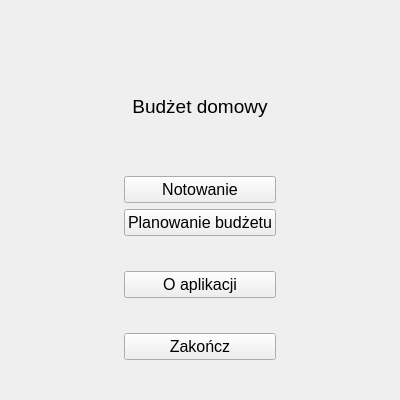
Qt form mainmenu.ui (Barto-Paja/GLMoney) before a commit.
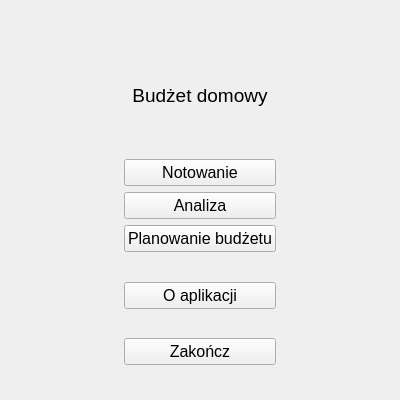
The same form after that commit. Icons and pictures are not drawn.

Patch:
```diff
--- a/mainmenu.ui
+++ b/mainmenu.ui
@@ -154,6 +154,18 @@
        </property>
       </widget>
      </item>
+     <item>
+      <widget class="QPushButton" name="pushButton_Report">
+       <property name="font">
+        <font>
+         <pointsize>12</pointsize>
+        </font>
+       </property>
+       <property name="text">
+        <string>Analiza</string>
+       </property>
+      </widget>
+     </item>
      <item>
       <widget class="QPushButton" name="pushButton_budgetPlane">
        <property name="font">
```
Left out of the diff: 24 changed lines with no effect on the pictures.
